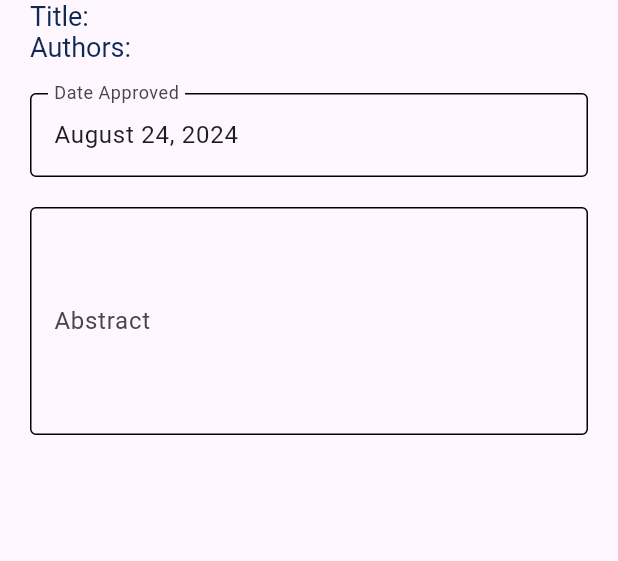
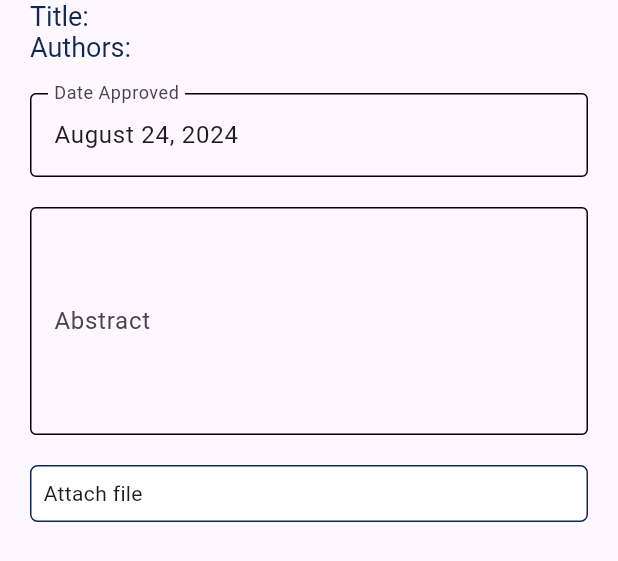
Before and after one commit to mackyten/caparc-redesigned, a Flutter app: the UploadDetailsForm widget shown alone on an empty page, opened directly with empty values, on a phone screen of 412 x 824 dp. Shown: the top 561 px of the screen. Run offline on Flutter 3.47's test engine with Material 3 defaults, Android fonts, the phone set to English and light mode, and no system bars; our stand-ins replace cloud_firestore, file_picker, firebase_auth, firebase_core, firebase_storage, flutter_bloc and 3 more; missing offline and left inert: ming_cute_icons; accounts and stored records are empty.

Commit message:
UPLOAD - STEP TWO - PDF FILE #19

```diff
--- a/lib/blocs/upload_screen_bloc/event.dart
+++ b/lib/blocs/upload_screen_bloc/event.dart
@@ -1,5 +1,6 @@
 import 'package:caparc/data/models/project_model.dart';
 import 'package:caparc/data/models/user_model.dart';
+import 'package:file_picker/file_picker.dart';
 import 'package:flutter/material.dart';
 
 @immutable
@@ -38,10 +39,12 @@ final class VerifyTitle extends UploadEvent {
 final class AddDetails extends UploadEvent {
   final DateTime approvedOn;
   final String projectAbstract;
+  final PlatformFile? pickedFile;
 
   AddDetails(
     this.approvedOn,
     this.projectAbstract,
+    this.pickedFile
   );
 }
 
--- a/lib/common/widgets/text_form_field.dart
+++ b/lib/common/widgets/text_form_field.dart
@@ -41,7 +41,7 @@ class _CATextFormFieldState extends State<CATextFormField> {
   void didUpdateWidget(CATextFormField oldWidget) {
     super.didUpdateWidget(oldWidget);
     // Update controller text if initialValue changes
-    if (widget.initialValue != oldWidget.initialValue) {
+    if (widget.initialValue != oldWidget.initialValue && mounted) {
       _controller.text = widget.initialValue ?? "";
     }
   }
--- a/lib/data/models/project_model.dart
+++ b/lib/data/models/project_model.dart
@@ -1,7 +1,10 @@
+import 'dart:io';
+
 import 'package:caparc/common/enums/account_status.dart';
 import 'package:caparc/common/models/base_model.dart';
 import 'package:caparc/data/models/user_model.dart';
 import 'package:cloud_firestore/cloud_firestore.dart';
+import 'package:file_picker/file_picker.dart';
 
 class ProjectModel extends BaseModel {
   String? title;
@@ -16,6 +19,7 @@ class ProjectModel extends BaseModel {
   String? projectAbstract;
   String? file;
   bool? isAccepted;
+  PlatformFile? pickedFile;
 
   ProjectModel({
     required String id,
@@ -32,6 +36,7 @@ class ProjectModel extends BaseModel {
     this.projectAbstract,
     this.file,
     this.isAccepted,
+    this.pickedFile,
   }) : super(id: id, createdAt: createdAt);
 
   @override
--- a/lib/presentation/screens/uploads/widgets/upload_details_form.dart
+++ b/lib/presentation/screens/uploads/widgets/upload_details_form.dart
@@ -1,8 +1,11 @@
+import 'dart:io';
+
 import 'package:caparc/common/widgets/date_form_field.dart';
 import 'package:caparc/common/widgets/spacers.dart';
 import 'package:caparc/common/widgets/text_form_field.dart';
 import 'package:caparc/data/models/project_model.dart';
 import 'package:caparc/presentation/ca_colors.dart';
+import 'package:file_picker/file_picker.dart';
 import 'package:flutter/material.dart';
 
 class UploadDetailsForm extends StatefulWidget {
@@ -33,26 +36,16 @@ class _UploadDetailsFormState extends State<UploadDetailsForm> {
   @override
   void didUpdateWidget(covariant UploadDetailsForm oldWidget) {
     if (widget.initialData != oldWidget.initialData) {
-      setState(() {
-        data = widget.initialData;
-      });
-      print("FORM UPDATED");
+      if (mounted) {
+        setState(() {
+          data = widget.initialData;
+        });
+      }
     }
-    print("ASSASA");
+
     super.didUpdateWidget(oldWidget);
   }
 
-// @override
-//   void didUpdateWidget(covariant UploadDetailsForm oldWidget) {
-//    if(oldWidget.initialData.title != widget.initialData.title)
-//    {
-//     print("TITLE CHANGED");
-//     setState(() {
-//       data.title = widget.initialData.title;
-//     });
-//    }
-//     super.didUpdateWidget(oldWidget);
-//   }
   @override
   Widget build(BuildContext context) {
     return Material(
@@ -108,15 +101,6 @@ class _UploadDetailsFormState extends State<UploadDetailsForm> {
                   ),
                 ),
 
-                // CATextFormField(
-                //   labelText: "Title",
-                //   prefix: const Icon(
-                //     MingCuteIcons.mgc_book_6_line,
-                //   ),
-                //   initialValue: "asdajsh",
-                //   enabled: false,
-                // ),
-
                 Spacers.formFieldSpacers(),
 
                 //TODO: Make Month Picker only
@@ -155,6 +139,27 @@ class _UploadDetailsFormState extends State<UploadDetailsForm> {
                   },
                 ),
 
+                Spacers.formFieldSpacers(),
+                InkWell(
+                  onTap: pickFile,
+                  child: Container(
+                    padding: const EdgeInsets.all(8.0),
+                    width: double.infinity,
+                    decoration: BoxDecoration(
+                      color: Colors.white,
+                      borderRadius: BorderRadius.circular(5),
+                      border: Border.all(
+                        color: CAColors.accent,
+                      ),
+                    ),
+                    child: Text(
+                      data.pickedFile != null
+                          ? "${data.pickedFile?.name}"
+                          : "Attach file",
+                    ),
+                  ),
+                ),
+
                 Spacers.formFieldSpacers()
               ],
             ),
@@ -163,4 +168,21 @@ class _UploadDetailsFormState extends State<UploadDetailsForm> {
       ),
     );
   }
+
+  void pickFile() async {
+    FilePickerResult? result = await FilePicker.platform
+        .pickFiles(type: FileType.custom, allowedExtensions: ['pdf']);
+
+    if (result != null) {
+      File file = File(result.files.single.path!);
+      if (mounted) {
+        setState(() {
+          data.pickedFile = result.files.first;
+        });
+      }
+      widget.onChanged(data);
+    } else {
+      // User canceled the picker
+    }
+  }
 }
--- a/pubspec.yaml
+++ b/pubspec.yaml
@@ -44,6 +44,8 @@ dependencies:
   flutter_svg: ^2.0.10+1
   ming_cute_icons: ^0.0.5
   like_button: ^2.0.5
+  file_picker: ^8.0.0+1
+  firebase_storage: ^11.6.9
 
 dev_dependencies:
   flutter_test:
```
Also changed, not shown: lib/blocs/upload_screen_bloc/bloc.dart (+24 -1 lines), lib/presentation/screens/uploads/upload_screen.dart (+6 -4 lines), pubspec.lock, 4 other files.
